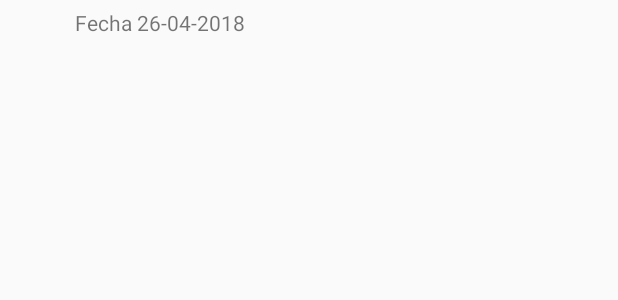
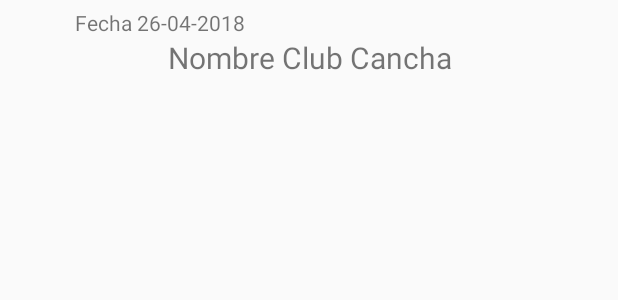
Before and after one commit to thejudge1308/CanchApp, an Android app: the layout fragment_cancha_principal.xml on its own in the app's theme, with its tools: preview values and no code run, on a phone screen of 412 x 824 dp. Shown: the top 300 px of the screen. Run offline under Robolectric (Android 15) with nearby library versions, the phone set to English and light mode, and no system bars.

Commit message:
Cancha Usuario Principal
Se unió Cancha Principal Usuario a la app

```diff
--- a/UsuarioCanchas/app/src/main/java/com/example/patin/usuariocanchas/Activities/CreateMatchActivity.java
+++ b/UsuarioCanchas/app/src/main/java/com/example/patin/usuariocanchas/Activities/CreateMatchActivity.java
@@ -48,7 +48,7 @@ public class CreateMatchActivity extends AppCompatActivity {
         /**
          * crea botones dinamicamente
          */
-        final FirebaseDatabase database=FirebaseDatabase.getInstance();
+        /*final FirebaseDatabase database=FirebaseDatabase.getInstance();
         //cancha es el id del boton debe ser pasado en algun lugar
         DatabaseReference canchaDB=database.getReference("Cancha");
         canchaDB.addValueEventListener(new ValueEventListener() {
@@ -92,7 +92,7 @@ public class CreateMatchActivity extends AppCompatActivity {
             public void onCancelled(@NonNull DatabaseError databaseError) {
                 Log.e("aaa", databaseError.getMessage());
             }
-        });
+        });*/
 
 
 
--- a/UsuarioCanchas/app/src/main/res/layout/fragment_cancha_principal.xml
+++ b/UsuarioCanchas/app/src/main/res/layout/fragment_cancha_principal.xml
@@ -17,8 +17,7 @@
             android:orientation="vertical"
             android:layout_marginTop="5dp"
             android:layout_marginEnd="50dp"
-            android:layout_marginStart="50dp"
-            android:id="@+id/linearlayoutbtns">
+            android:layout_marginStart="50dp">
 
             <TextView
                 android:id="@+id/txt1"
@@ -28,6 +27,27 @@
                 android:layout_gravity="center"
                 />
 
+            <TextView
+                android:id="@+id/txtNombreCLubCanchas"
+                android:layout_width="match_parent"
+                android:layout_height="wrap_content"
+                android:text="Nombre Club Cancha"
+                android:textAlignment="center"
+                android:textSize="20dp"
+                />
+
+            <LinearLayout
+                android:layout_width="match_parent"
+                android:layout_height="match_parent"
+                android:orientation="vertical"
+                android:layout_marginEnd="5dp"
+                android:layout_marginStart="5dp"
+                android:id="@+id/linearlayoutbtns">
+
+            </LinearLayout>
+
+
+
         </LinearLayout>
 
     </LinearLayout>
```
Also changed, not shown: UsuarioCanchas/app/src/main/java/com/example/patin/usuariocanchas/Activities/CanchaPrincipalActivity.java (+7 -0 lines), UsuarioCanchas/app/src/main/java/com/example/patin/usuariocanchas/Activities/MapsCanchaActivity.java (+10 -6 lines), UsuarioCanchas/app/src/main/java/com/example/patin/usuariocanchas/Fragment/CanchaPrincipalFragment.java (+77 -9 lines), UsuarioCanchas/app/src/main/java/com/example/patin/usuariocanchas/Model/Cancha.java (+4 -4 lines).
